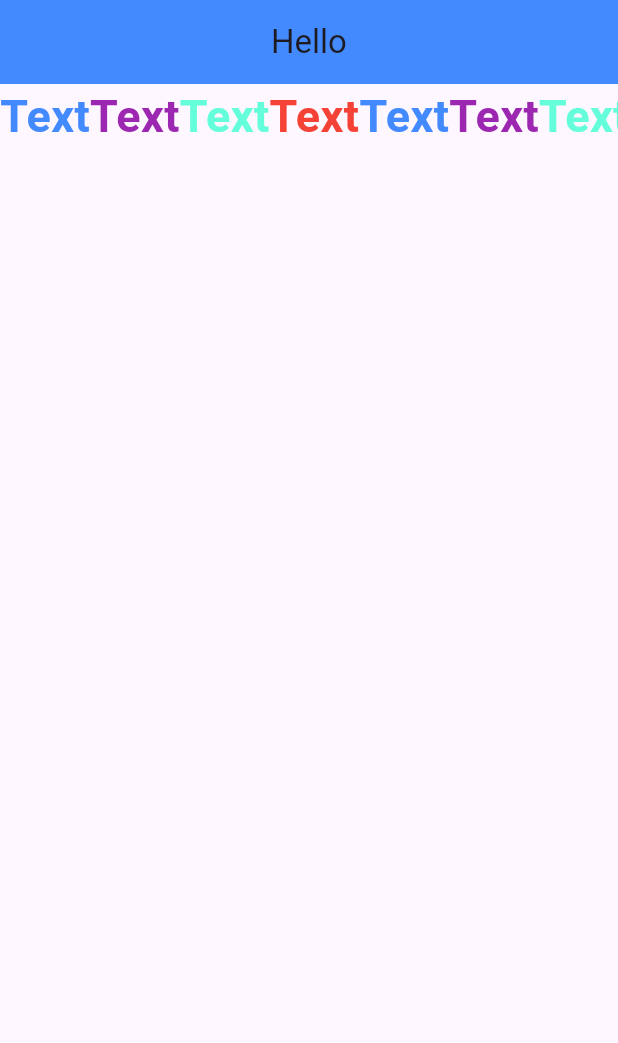
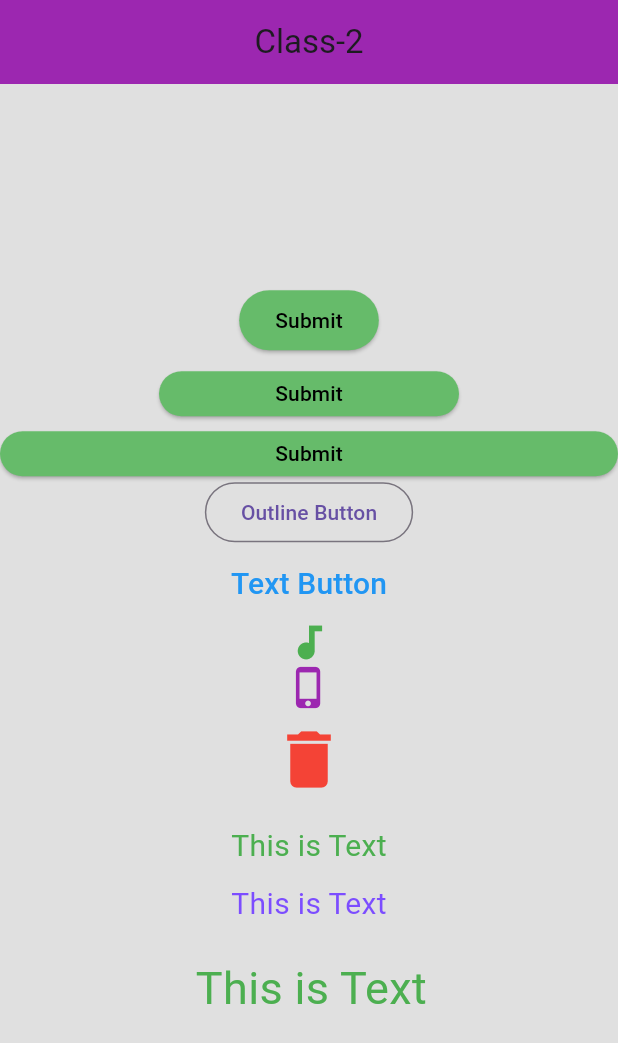
Before and after one commit to Khorsed-Alam/Flutter_First, a Flutter app: the screen it shows after launch, on a phone screen of 412 x 824 dp. Shown: the top 1043 px of the screen. Run offline on Flutter 3.47's test engine with Material 3 defaults, Android fonts, the phone set to English and light mode, and no system bars.

Commit message:
Button, sizebox,gesturedetrctor, inkwell,padding

```diff
--- a/lib/app.dart
+++ b/lib/app.dart
@@ -1,6 +1,7 @@
 
-import 'package:flutter/cupertino.dart';
+
 import 'package:flutter/material.dart';
+import 'package:flutter_first1/flutterCalss2.dart';
 
 import 'home.dart';
 
@@ -11,7 +12,7 @@ class myApp extends StatelessWidget {
   Widget build(BuildContext){
     return MaterialApp(
       title: 'Batch 11 Flutter',
-      home:Home() ,
+      home: FlutterClass2() ,
 
     );
   }
--- /dev/null
+++ b/lib/flutterCalss2.dart
@@ -0,0 +1,160 @@
+import 'package:flutter/cupertino.dart';
+import 'package:flutter/material.dart';
+
+class FlutterClass2 extends StatelessWidget {
+  const FlutterClass2({super.key});
+
+  @override
+  Widget build(BuildContext context) {
+     return Scaffold(
+       // For Color Opacity= Rong er Garotto
+      // backgroundColor:Colors.grey[300],
+      // backgroundColor: Colors.grey.withOpacity(0.92),
+       backgroundColor: Colors.grey.shade300,
+
+       appBar: AppBar(
+         title: Text('Class-2'),
+         centerTitle: true,
+         backgroundColor: Colors.purple,
+       ),
+       body: Center(
+        child:Column(
+          mainAxisAlignment: MainAxisAlignment.center,
+          children: [
+
+            ElevatedButton(
+                style:  ElevatedButton.styleFrom(
+                  backgroundColor: Colors.green[400],
+                  foregroundColor: Colors.black,
+                  shape: RoundedRectangleBorder(
+                    borderRadius: BorderRadius.circular(100),
+
+                  )
+        ),
+                onPressed:(){
+              print("Clicked");
+            }, child: Text('Submit')),
+            SizedBox(
+              height: 10,
+            ),
+
+            SizedBox(
+              height: 30,
+                width: 200,
+
+               child:  ElevatedButton(
+                    style:  ElevatedButton.styleFrom(
+                        backgroundColor: Colors.green[400],
+                        foregroundColor: Colors.black,
+                        shape: RoundedRectangleBorder(
+                          borderRadius: BorderRadius.circular(100),
+
+                        )
+                    ),
+                    onPressed:(){
+                      print("Clicked");
+                    }, child: Text('Submit'))
+            ) ,
+            SizedBox(
+              height: 10,
+            ),
+
+            SizedBox(
+              height: 30,
+               // width: 200,
+                width: double.infinity,
+
+               child:  ElevatedButton(
+                    style:  ElevatedButton.styleFrom(
+                        backgroundColor: Colors.green[400],
+                        foregroundColor: Colors.black,
+                        shape: RoundedRectangleBorder(
+                          borderRadius: BorderRadius.circular(100),
+
+                        )
+                    ),
+                    onPressed:(){
+                      print("Clicked");
+                    }, child: Text('Submit'))
+            ),
+
+            OutlinedButton(onPressed: (){}, child: Text('Outline Button')),
+
+            TextButton(onPressed: (){}, child: Text('Text Button',style: TextStyle(
+           color: Colors.blue,
+           fontSize: 20,
+         ),)),
+            Icon(
+              Icons.audiotrack,
+              color: Colors.green,
+              size: 30.0,
+            ),
+            Icon(
+              //Icons.delete,
+              color: Colors.purple,
+              Icons.phone_iphone,
+              size: 30,
+            ),
+
+            IconButton(onPressed: (){
+              print("Deleteed");
+            }, icon: Icon(Icons.delete, color: Colors.red,size: 50,)),
+            SizedBox(
+              height: 10,
+            ),
+
+           GestureDetector(
+             onTap: (){
+               print("Taped on test");
+             },
+             child: Text('This is Text', style: TextStyle(
+               fontSize: 20,
+               color: Colors.green,
+
+             ),),
+           ),
+            SizedBox(
+              height: 10,
+            ),
+
+            InkWell(
+              onTap: (){
+                print("on taped inkweel");
+              },
+              child: Text('This is Text', style: TextStyle(
+                fontSize: 20,
+                color: Colors.deepPurpleAccent,
+
+              ),),
+            ),
+            SizedBox(
+              height: 10,
+            ),
+
+            Padding(
+
+               padding:EdgeInsets.only(left: 8,right: 5, top: 10, bottom: 10),
+               // padding:EdgeInsets.all(10),
+              //padding:EdgeInsets.symmetric(horizontal: 10, vertical: 20),
+
+              child: Text('This is Text', style: TextStyle(
+                fontSize: 30,
+               // color: Colors.deepPurpleAccent
+                color: Colors.green,
+              )
+              )
+            )
+
+
+
+
+
+
+
+          ],
+        )
+
+       ),
+     );
+  }
+}
```
